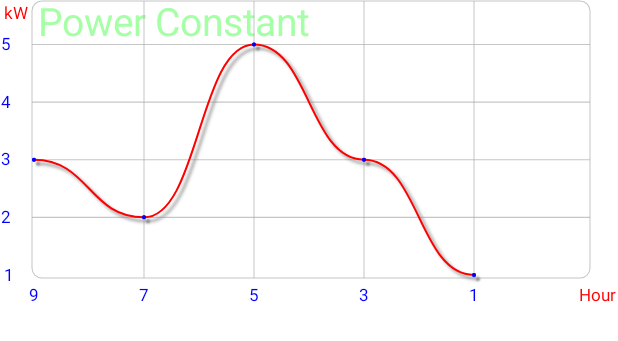
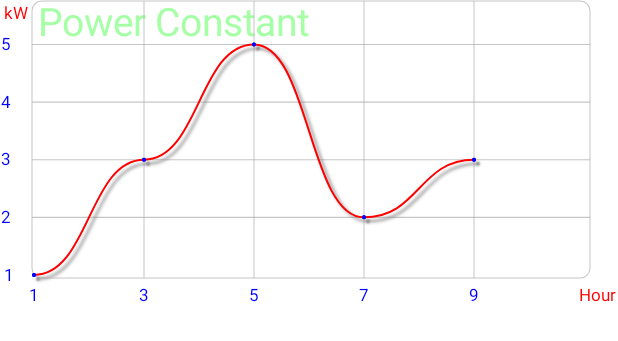
Before and after one commit to kz-kvazar/KGY-regulator, an Android app: the layout chart_item_layout.xml on its own in the app's theme, with its tools: preview values and no code run, on a phone screen of 412 x 824 dp. Shown: the top 341 px of the screen. Run offline under Robolectric (Android 15) with nearby library versions, the phone set to English and light mode, and no system bars; Roboto replaces fonts that are not available here.

Commit message:
ChartView start draw from right

```diff
--- a/app/build.gradle
+++ b/app/build.gradle
@@ -18,7 +18,7 @@ android {
 
     buildTypes {
         release {
-            minifyEnabled true;
+            minifyEnabled false;
             proguardFiles getDefaultProguardFile('proguard-android-optimize.txt'), 'proguard-rules.pro'
             signingConfig signingConfigs.debug
         }
--- a/app/src/main/java/com/add/vpn/view/ChartView.java
+++ b/app/src/main/java/com/add/vpn/view/ChartView.java
@@ -6,7 +6,6 @@ import android.content.res.TypedArray;
 import android.graphics.*;
 import android.util.AttributeSet;
 import android.view.View;
-import android.view.animation.LinearInterpolator;
 import androidx.annotation.Nullable;
 import com.add.vpn.R;
 
@@ -215,7 +214,7 @@ public class ChartView extends View {
         float right = width - endPointX / 2 - startPointX / 2 + 3 * radius;
         canvas.drawRoundRect(startPointX - radius, (float) radius / 2, right, height - startPointX + 1.5f * radius, round, round, paintLine);
 
-        for (int i = dataValue.size() - 1; i >= 0; i--) {
+        for (int i = 0; i <= dataValue.size()-1; i++) {
             Float value = dataValue.get(i);
             float x = startPointX + timeScale * offset;
             float y = height - startPointX - valueScale * (value - minValue);
```
Also changed, not shown: 9 other files.
